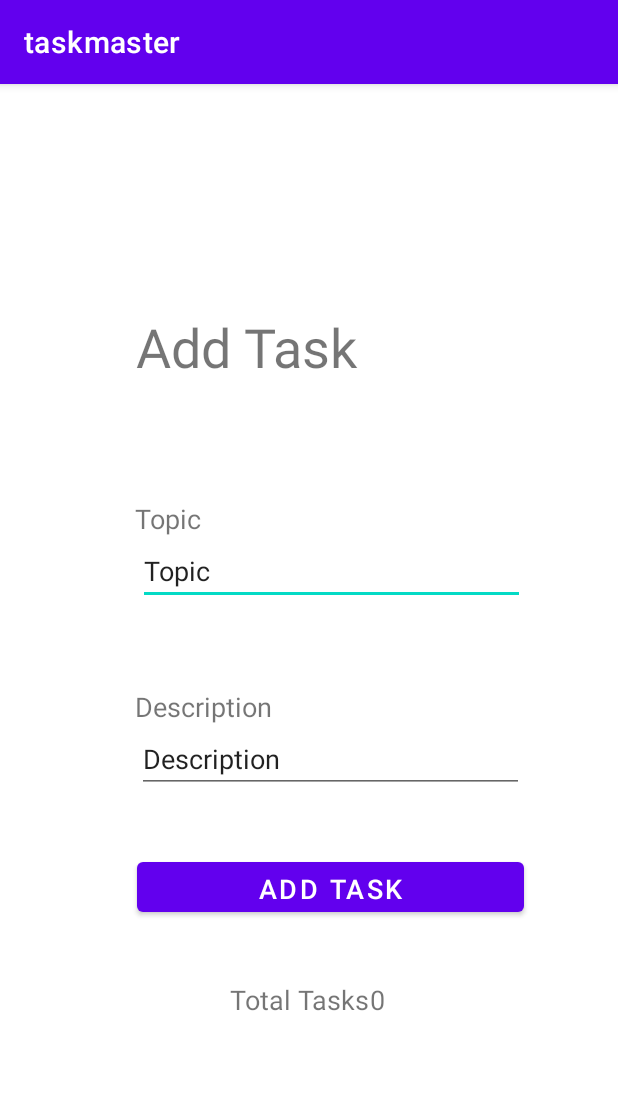
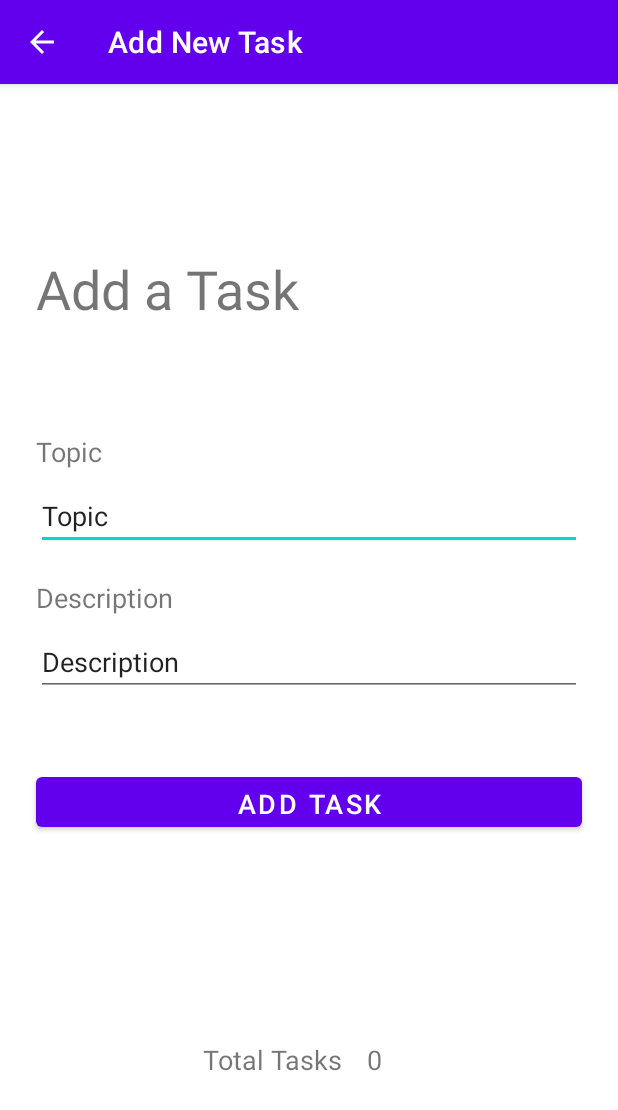
Before and after one commit to anassawalha95/taskmaster, an Android app: the AddTask screen opened directly, with no data from a screen before it, on a phone screen of 412 x 824 dp. Shown: the top 1110 px of the screen. Run offline under Robolectric (Android 15) with nearby library versions, the phone set to English and light mode, and no system bars; our stand-ins replace Room's generated code.

Commit message:
update taskmaster

```diff
--- a/app/src/main/java/com/example/taskmaster/AddTask.java
+++ b/app/src/main/java/com/example/taskmaster/AddTask.java
@@ -1,15 +1,18 @@
 package com.example.taskmaster;
 
-import androidx.appcompat.app.AppCompatActivity;
+import androidx.annotation.NonNull;
+
 import androidx.room.Room;
 
 import android.os.Bundle;
 import android.util.Log;
+import android.view.MenuItem;
 import android.view.View;
 import android.widget.Button;
 import android.widget.EditText;
 import android.widget.Toast;
-
+import androidx.appcompat.app.ActionBar;
+import androidx.appcompat.app.AppCompatActivity;
 import java.util.List;
 
 public class AddTask extends AppCompatActivity {
@@ -18,6 +21,14 @@ public class AddTask extends AppCompatActivity {
     protected void onCreate(Bundle savedInstanceState) {
         super.onCreate(savedInstanceState);
         setContentView(R.layout.activity_add_task);
+
+        setTitle("Add New Task");
+        // calling the action bar
+        ActionBar actionBar = getSupportActionBar();
+
+        // showing the back button in action bar
+        actionBar.setDisplayHomeAsUpEnabled(true);
+
 
 
         TaskDatabase db = Room.databaseBuilder(getApplicationContext(),
@@ -38,9 +49,9 @@ public class AddTask extends AppCompatActivity {
 
                 EditText title=(EditText) findViewById(R.id.add_task_title);
                 EditText body=(EditText) findViewById(R.id.add_task_body);
-
-                Log.d("ttttttttttttttttttttt", "title: "+title.getText().toString());
-                Log.d("tttttttttttttttttttttt", "body: "+body.getText().toString());
+//
+//                Log.d("ttttttttttttttttttttt", "title: "+title.getText().toString());
+//                Log.d("tttttttttttttttttttttt", "body: "+body.getText().toString());
 
 
                 TaskModel task =new TaskModel(title.getText().toString(),body.getText().toString(),"New");
@@ -53,5 +64,15 @@ public class AddTask extends AppCompatActivity {
             }
         });
     }
+    @Override
+    public boolean onOptionsItemSelected(@NonNull MenuItem item) {
+        switch (item.getItemId()) {
+            case android.R.id.home:
+                this.finish();
+                return true;
+        }
+        return super.onOptionsItemSelected(item);
+    }
+
 
 }
--- a/app/src/main/java/com/example/taskmaster/TaskDao.java
+++ b/app/src/main/java/com/example/taskmaster/TaskDao.java
@@ -25,4 +25,6 @@ public interface TaskDao {
 
     @Delete
     void deleteTask(TaskModel task);
+    @Query("DELETE FROM tasks")
+    void deleteAll();
 }
--- a/app/src/main/res/layout/activity_add_task.xml
+++ b/app/src/main/res/layout/activity_add_task.xml
@@ -8,101 +8,123 @@
 
     <TextView
         android:id="@+id/textView"
-        android:layout_width="258dp"
+        android:layout_width="0dp"
         android:layout_height="45dp"
-        android:layout_marginTop="44dp"
-        android:text="Add Task"
+        android:layout_marginStart="24dp"
+        android:layout_marginLeft="24dp"
+        android:layout_marginTop="112dp"
+        android:layout_marginEnd="24dp"
+        android:layout_marginRight="24dp"
+        android:text="Add a Task"
         android:textSize="36sp"
-        app:layout_constraintBottom_toTopOf="@+id/add_task_title"
         app:layout_constraintEnd_toEndOf="parent"
-        app:layout_constraintHorizontal_bias="0.588"
+        app:layout_constraintHorizontal_bias="1.0"
         app:layout_constraintStart_toStartOf="parent"
         app:layout_constraintTop_toTopOf="parent" />
 
     <EditText
         android:id="@+id/add_task_title"
-        android:layout_width="258dp"
-        android:layout_height="45dp"
-        android:layout_marginBottom="80dp"
+        android:layout_width="0dp"
+        android:layout_height="wrap_content"
+        android:layout_marginStart="24dp"
+        android:layout_marginLeft="24dp"
+        android:layout_marginTop="108dp"
+        android:layout_marginEnd="24dp"
+        android:layout_marginRight="24dp"
         android:ems="10"
         android:inputType="textPersonName"
         android:text="Topic"
-        app:layout_constraintBottom_toTopOf="@+id/add_task_body"
         app:layout_constraintEnd_toEndOf="parent"
-        app:layout_constraintHorizontal_bias="0.596"
-        app:layout_constraintStart_toStartOf="parent" />
+        app:layout_constraintHorizontal_bias="1.0"
+        app:layout_constraintStart_toStartOf="parent"
+        app:layout_constraintTop_toBottomOf="@+id/textView" />
 
     <EditText
         android:id="@+id/add_task_body"
-        android:layout_width="258dp"
-        android:layout_height="45dp"
-        android:layout_marginBottom="40dp"
+        android:layout_width="0dp"
+        android:layout_height="wrap_content"
+        android:layout_marginStart="24dp"
+        android:layout_marginLeft="24dp"
+        android:layout_marginTop="52dp"
+        android:layout_marginEnd="24dp"
+        android:layout_marginRight="24dp"
         android:ems="10"
         android:inputType="textPersonName"
         android:text="Description"
-        app:layout_constraintBottom_toTopOf="@+id/save_task"
         app:layout_constraintEnd_toEndOf="parent"
-        app:layout_constraintHorizontal_bias="0.594"
-        app:layout_constraintStart_toStartOf="parent" />
+        app:layout_constraintHorizontal_bias="0.0"
+        app:layout_constraintStart_toStartOf="parent"
+        app:layout_constraintTop_toBottomOf="@+id/add_task_title" />
 
     <TextView
         android:id="@+id/textView2"
         android:layout_width="wrap_content"
         android:layout_height="wrap_content"
+        android:layout_marginStart="24dp"
+        android:layout_marginLeft="24dp"
+        android:layout_marginBottom="8dp"
         android:text="Topic"
         android:textSize="18sp"
         app:layout_constraintBottom_toTopOf="@+id/add_task_title"
-        app:layout_constraintEnd_toEndOf="parent"
-        app:layout_constraintHorizontal_bias="0.245"
         app:layout_constraintStart_toStartOf="parent" />
 
     <TextView
         android:id="@+id/textView3"
         android:layout_width="wrap_content"
         android:layout_height="wrap_content"
+        android:layout_marginStart="24dp"
+        android:layout_marginLeft="24dp"
+        android:layout_marginBottom="8dp"
         android:text="Description"
         android:textSize="18sp"
         app:layout_constraintBottom_toTopOf="@+id/add_task_body"
-        app:layout_constraintEnd_toEndOf="parent"
-        app:layout_constraintHorizontal_bias="0.28"
         app:layout_constraintStart_toStartOf="parent" />
 
     <Button
         android:id="@+id/save_task"
-        android:layout_width="258dp"
+        android:layout_width="0dp"
         android:layout_height="45dp"
-        android:layout_marginBottom="40dp"
+        android:layout_marginStart="24dp"
+        android:layout_marginLeft="24dp"
+        android:layout_marginTop="48dp"
+        android:layout_marginEnd="24dp"
+        android:layout_marginRight="24dp"
         android:paddingTop="5dp"
         android:paddingBottom="5dp"
+        android:shadowColor="@color/black"
         android:text="Add Task"
         android:textSize="18sp"
-        app:layout_constraintBottom_toTopOf="@+id/linearLayout3"
         app:layout_constraintEnd_toEndOf="parent"
-        app:layout_constraintHorizontal_bias="0.594"
-        app:layout_constraintStart_toStartOf="parent" />
+        app:layout_constraintHorizontal_bias="0.0"
+        app:layout_constraintStart_toStartOf="parent"
+        app:layout_constraintTop_toBottomOf="@+id/add_task_body" />
 
     <LinearLayout
         android:id="@+id/linearLayout3"
-        android:layout_width="136dp"
-        android:layout_height="30dp"
-        android:layout_marginBottom="140dp"
+        android:layout_width="wrap_content"
+        android:layout_height="29dp"
+        android:layout_marginTop="60dp"
+        android:layout_marginBottom="24dp"
         android:orientation="horizontal"
         app:layout_constraintBottom_toBottomOf="parent"
         app:layout_constraintEnd_toEndOf="parent"
-        app:layout_constraintHorizontal_bias="0.556"
-        app:layout_constraintStart_toStartOf="parent">
+        app:layout_constraintHorizontal_bias="0.498"
+        app:layout_constraintStart_toStartOf="parent"
+        app:layout_constraintTop_toBottomOf="@+id/save_task">
 
         <TextView
             android:id="@+id/textView4"
-            android:layout_width="wrap_content"
-            android:layout_height="wrap_content"
+            android:layout_width="104dp"
+            android:layout_height="match_parent"
+            android:layout_marginEnd="5dp"
+            android:layout_marginRight="5dp"
             android:text="Total Tasks"
             android:textSize="18sp" />
 
         <TextView
             android:id="@+id/textView5"
-            android:layout_width="38dp"
-            android:layout_height="wrap_content"
+            android:layout_width="31dp"
+            android:layout_height="match_parent"
             android:text="0"
             android:textSize="18sp" />
     </LinearLayout>
```
Also changed, not shown: app/src/main/java/com/example/taskmaster/AllTasks.java (+67 -1 lines), app/src/main/java/com/example/taskmaster/MainActivity.java (+14 -0 lines), app/src/main/java/com/example/taskmaster/Settings.java (+20 -0 lines), app/src/main/java/com/example/taskmaster/TaskDetail.java (+21 -2 lines), app/src/main/res/layout/activity_all_tasks.xml (+22 -9 lines), app/src/main/res/layout/activity_main.xml (+72 -40 lines), app/src/main/res/layout/activity_settings.xml (+27 -16 lines), app/src/main/res/layout/activity_task_detail.xml (+45 -27 lines), app/src/main/res/layout/fragment_task.xml (+16 -23 lines).
